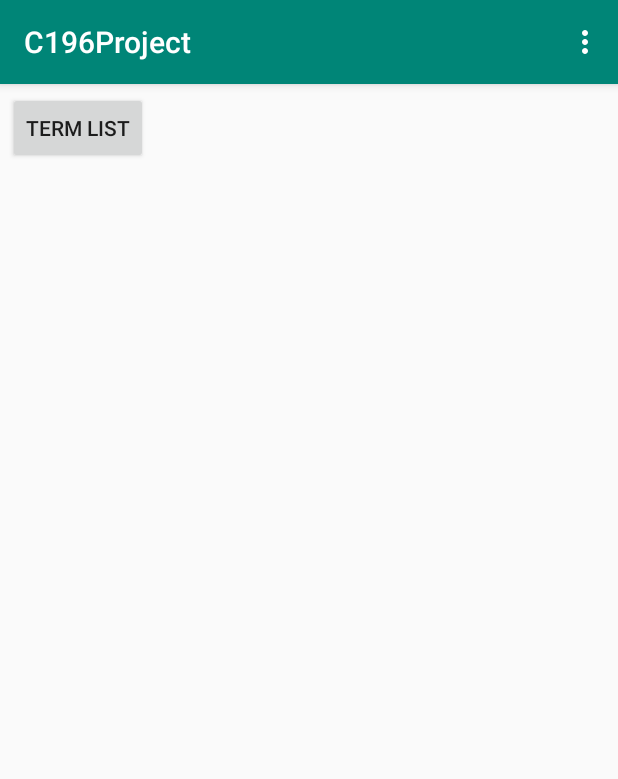
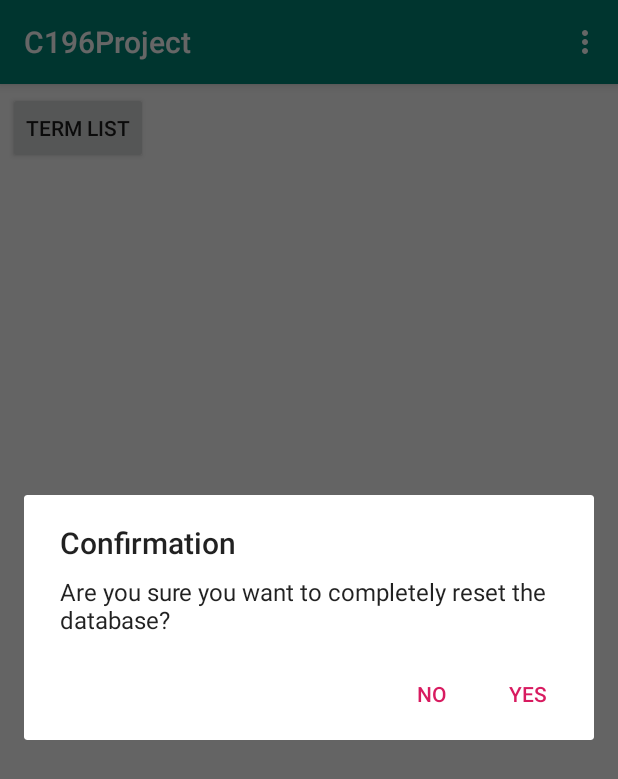
Before and after one commit to chriscorey-dev/C196Project, an Android app: the screen it shows after launch (MainActivity), in the options menu, after a tap on "Reset Database", on a phone screen of 412 x 824 dp. Shown: the top 779 px of the screen. Run offline under Robolectric (Android 15) with nearby library versions, the phone set to English and light mode, and no system bars.

Commit message:
Added ability to share notes. Added confirmation box for resetting database

```diff
--- a/app/src/main/java/com/chris_corey/c196project/MainActivity.java
+++ b/app/src/main/java/com/chris_corey/c196project/MainActivity.java
@@ -21,7 +21,6 @@ public class MainActivity extends AppCompatActivity {
     //TODO: Ability to change course status
     //TODO: Ability to change assessment status?
     //TODO: 'as many as 5 assessments to each course'
-    //TODO: Share course notes
     //TODO: Notification on start & end date for courses
     //TODO: Notification on due dates for assessments
     //TODO: Custom color scheme & icon
@@ -63,7 +62,14 @@ public class MainActivity extends AppCompatActivity {
     public boolean onOptionsItemSelected(MenuItem item) {
         switch (item.getItemId()) {
             case R.id.reset_database:
-                resetDatabase();
+
+                AlertDialog.Builder alertDialogBuilder = new AlertDialog.Builder(this);
+                alertDialogBuilder.setTitle("Confirmation").setMessage("Are you sure you want to completely reset the database?").setCancelable(true).setPositiveButton("Yes", new DialogInterface.OnClickListener() {
+                    @Override
+                    public void onClick(DialogInterface dialogInterface, int i) {
+                        resetDatabase();
+                    }
+                }).setNegativeButton("No", null).show();
                 return true;
             default:
                 return super.onOptionsItemSelected(item);
```
Also changed, not shown: app/src/main/java/com/chris_corey/c196project/CourseNotesActivity.java (+13 -3 lines), app/src/main/res/menu/course_notes_menu.xml (+15 -8 lines).
